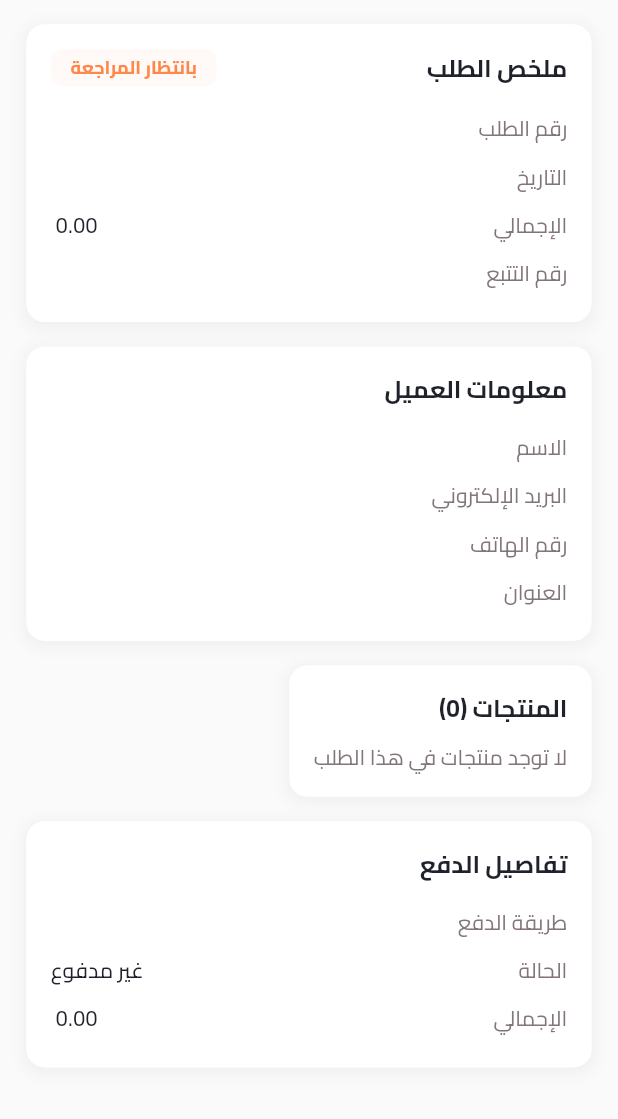
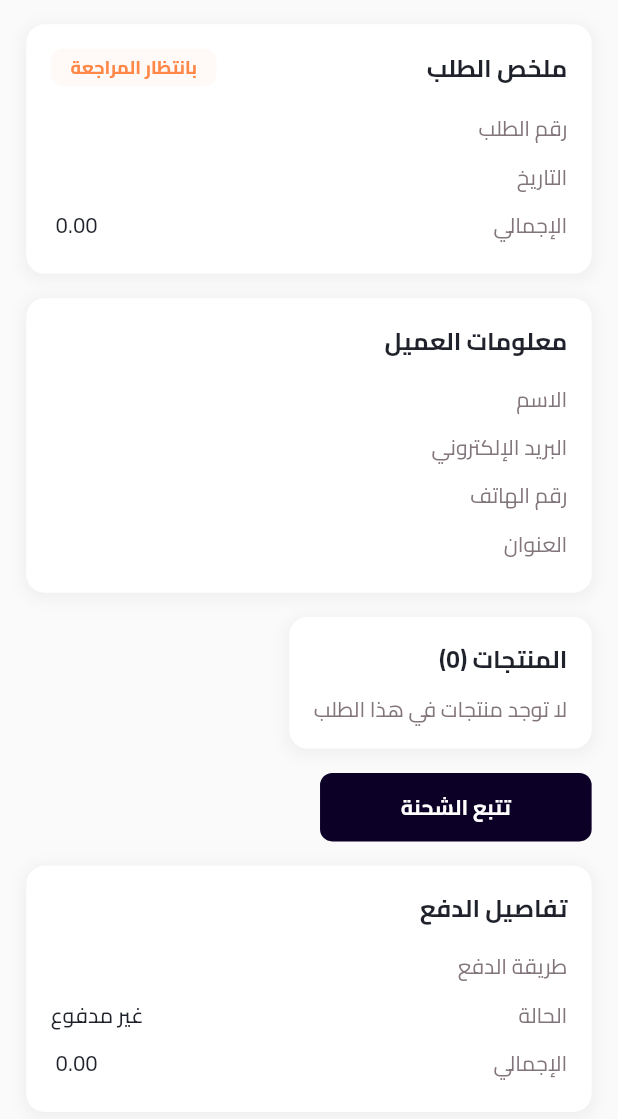
Before and after one commit to moutiasaad/sultankoo, a Flutter app: the OrderDetailsView widget shown alone on an empty page, opened directly with empty values, on a phone screen of 412 x 824 dp. Shown: the top 1119 px of the screen. Run offline on Flutter 3.47's test engine with Material 3 defaults, Android fonts, the light colour scheme and no system bars; our stand-ins replace cached_network_image, dio, flutter_bloc, flutter_cache_manager, flutter_html, flutter_screenutil and 13 more; accounts and stored records are empty; generated files the repository leaves out were written again; network calls fail.

Commit message:
add web view traking

```diff
--- a/lib/core/routing/app_router.dart
+++ b/lib/core/routing/app_router.dart
@@ -1,6 +1,7 @@
 import 'package:flutter/material.dart';
 import 'package:flutter_bloc/flutter_bloc.dart';
 import 'package:go_router/go_router.dart';
+import 'package:sultankoo/features/orders/presentation/screens/order_tracking_web_view.dart';
 
 import '../../features/authentication/presentation/controller/auth_cubit.dart';
 import '../../features/authentication/presentation/screens/sign_in_screen.dart';
@@ -217,5 +218,12 @@ final router = GoRouter(
       path: Routes.privacyPolicy,
       builder: (context, state) => const PrivacyPolicyScreen(),
     ),
+    GoRoute(
+      path: Routes.orderTracking,
+      builder: (context, state) {
+        final url = state.extra as String;    // we’ll pass it as extra
+        return OrderTrackingWebView(url: url);
+      },
+    ),
   ],
 );
--- a/lib/core/routing/routes.dart
+++ b/lib/core/routing/routes.dart
@@ -20,4 +20,5 @@ class Routes {
   static const String orderDetails = '/order_details';
 
   static const String account = 'account';
+  static const String orderTracking = '/order_tracking';
 }
--- a/lib/features/orders/data/remote/dto/order_details_dto.dart
+++ b/lib/features/orders/data/remote/dto/order_details_dto.dart
@@ -26,6 +26,8 @@ class OrderDetailsDto {
   final PaymentMethodDto? paymentMethod;
   @JsonKey(name: 'tracking_number')
   final String? trackingNumber;
+  @JsonKey(name: 'tracking_link')
+  final String? tracking_link;
   final int? status;
   final String? currency;
   @JsonKey(name: 'discount_amount')
@@ -43,6 +45,7 @@ class OrderDetailsDto {
     this.isPaid,
     this.paymentMethod,
     this.trackingNumber,
+    this.tracking_link,
     this.status,
     this.currency,
     this.discountAmount,
@@ -64,6 +67,7 @@ class OrderDetailsDto {
       isPaid: isPaid,
       paymentMethod: paymentMethod?.toPaymentMethod(),
       trackingNumber: trackingNumber,
+      tracking_link:tracking_link,
       status: status,
       currency: currency,
       discountAmount: discountAmount,
--- a/lib/features/orders/domain/model/order_details.dart
+++ b/lib/features/orders/domain/model/order_details.dart
@@ -5,6 +5,7 @@ class OrderDetails {
   final int? isPaid;
   final PaymentMethod? paymentMethod;
   final String? trackingNumber;
+  final String? tracking_link;
   final int? status;
   final String? currency;
   final double? discountAmount;
@@ -19,6 +20,7 @@ class OrderDetails {
     this.isPaid,
     this.paymentMethod,
     this.trackingNumber,
+    this.tracking_link,
     this.status,
     this.currency,
     this.discountAmount,
--- a/lib/features/orders/presentation/widgets/order_details_view.dart
+++ b/lib/features/orders/presentation/widgets/order_details_view.dart
@@ -1,10 +1,13 @@
 import 'package:flutter/material.dart';
 import 'package:flutter/services.dart';
 import 'package:flutter_screenutil/flutter_screenutil.dart';
+import 'package:go_router/go_router.dart';
+import 'package:sultankoo/core/routing/routes.dart';
 
 import '../../../../core/theming/colors.dart';
 import '../../../../core/theming/styles.dart';
 import '../../../../core/utils/spacing.dart';
+import '../../../../core/widgets/app_text_button.dart';
 import '../../../../core/widgets/cached_network_image.dart';
 import '../../domain/model/order_details.dart';
 
@@ -35,7 +38,6 @@ class OrderDetailsView extends StatelessWidget {
   @override
   Widget build(BuildContext context) {
     final (statusText, statusColor) = _getStatusInfo(order.status);
-
     return SingleChildScrollView(
       padding: EdgeInsets.symmetric(horizontal: 16.w, vertical: 16.h),
       child: Column(
@@ -45,6 +47,30 @@ class OrderDetailsView extends StatelessWidget {
           _buildOrderSummaryCard(statusText, statusColor),
           _buildClientInfoCard(),
           _buildItemsList(context),
+          if (order.trackingNumber != null)
+            Align(
+              alignment: Alignment.centerRight,
+              child: SizedBox(
+                height: 45.h,
+                child: AppTextButton(
+                  onPressed: () {
+                    final url = order.trackingNumber!;
+                    print("urllllllllllllllllllllllllllllllllllllll"+url);
+                    // Optional: basic safety check
+                    if (Uri.tryParse(url)?.hasAbsolutePath ?? false) {
+                      context.push(Routes.orderTracking, extra: url);
+                    } else {
+                      ScaffoldMessenger.of(context).showSnackBar(
+                        const SnackBar(content: Text('رابط التتبع غير صالح')),
+                      );
+                    }
+                  },
+                  buttonText: 'تتبع الشحنة',
+                  buttonWidth: 150.w,
+                  textStyle: TextStyles.font14WhiteBold,
+                ),
+              ),
+            ),
           _buildPaymentDetailsCard(),
         ],
       ),
@@ -96,8 +122,8 @@ class OrderDetailsView extends StatelessWidget {
             'الإجمالي',
             '${order.totalPrice?.toStringAsFixed(2) ?? '0.00'} ${order.currency ?? ''}',
           ),
-          if (order.trackingNumber != null)
-            _buildDetailRow('رقم التتبع', order.trackingNumber!),
+          // if (order.trackingNumber != null)
+          //   _buildDetailRow('رقم التتبع', order.trackingNumber!),
         ],
       ),
     );
--- a/pubspec.yaml
+++ b/pubspec.yaml
@@ -74,6 +74,7 @@ dev_dependencies:
   build_runner: ^2.4.15
   # To change app's launcher icon.
   flutter_launcher_icons: ^0.14.3
+  webview_flutter: ^4.7.0
 
 flutter_launcher_icons:
   android: true
```
Also changed, not shown: lib/features/orders/presentation/screens/order_tracking_web_view.dart (added, +55 -0 lines).
